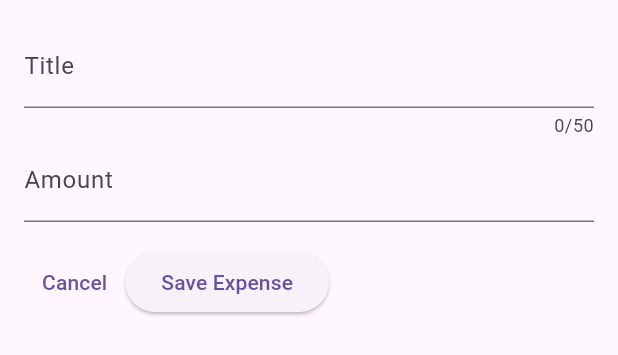
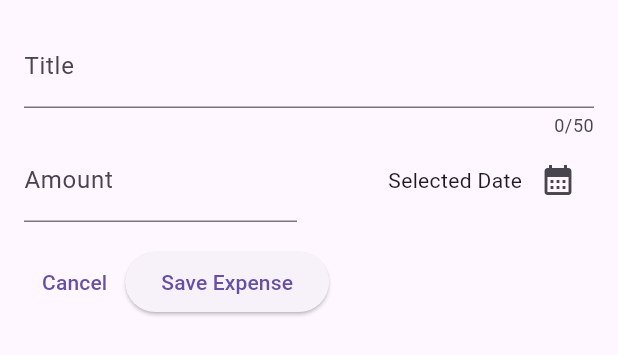
Before and after one commit to AdityaWerma/expense-tracker-app, a Flutter app: the NewExpense widget shown alone on an empty page, opened directly, on a phone screen of 412 x 824 dp. Shown: the top 355 px of the screen. Run offline on Flutter 3.47's test engine with Material 2 defaults, Android fonts, the phone set to English and light mode, and no system bars.

Commit message:
added DateTime picker to select date

```diff
--- a/lib/Widget/expenses_list/new_expense.dart
+++ b/lib/Widget/expenses_list/new_expense.dart
@@ -12,6 +12,17 @@ class NewExpense extends StatefulWidget {
 class _NewExpense extends State<NewExpense> {
   final _titleController = TextEditingController();
   final _amountController = TextEditingController();
+
+  void _presentDatePicker() {
+    final now = DateTime.now();
+    final firstDate = DateTime(now.year - 1, now.month, now.day);
+
+    showDatePicker(
+        context: context,
+        initialDate: now,
+        firstDate: firstDate,
+        lastDate: now);
+  }
 
   @override
   void dispose() {
@@ -31,11 +42,30 @@ class _NewExpense extends State<NewExpense> {
             maxLength: 50,
             decoration: const InputDecoration(label: Text("Title")),
           ),
-          TextField(
-            controller: _amountController,
-            keyboardType: TextInputType.number,
-            decoration:
-                const InputDecoration(prefixText: '₹ ', label: Text("Amount")),
+          Row(
+            children: [
+              Expanded(
+                child: TextField(
+                  controller: _amountController,
+                  keyboardType: TextInputType.number,
+                  decoration: const InputDecoration(
+                      prefixText: '₹ ', label: Text("Amount")),
+                ),
+              ),
+              const SizedBox(width: 16),
+              Expanded(
+                child: Row(
+                  mainAxisAlignment: MainAxisAlignment.end,
+                  children: [
+                    const Text('Selected Date'),
+                    IconButton(
+                      onPressed: _presentDatePicker,
+                      icon: const Icon(Icons.calendar_month),
+                    ),
+                  ],
+                ),
+              )
+            ],
           ),
           const SizedBox(height: 16),
           Row(
```
